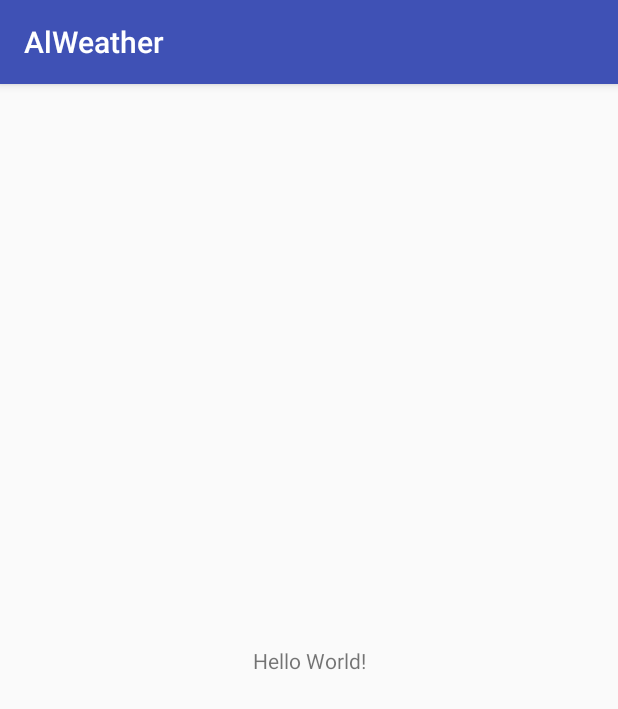
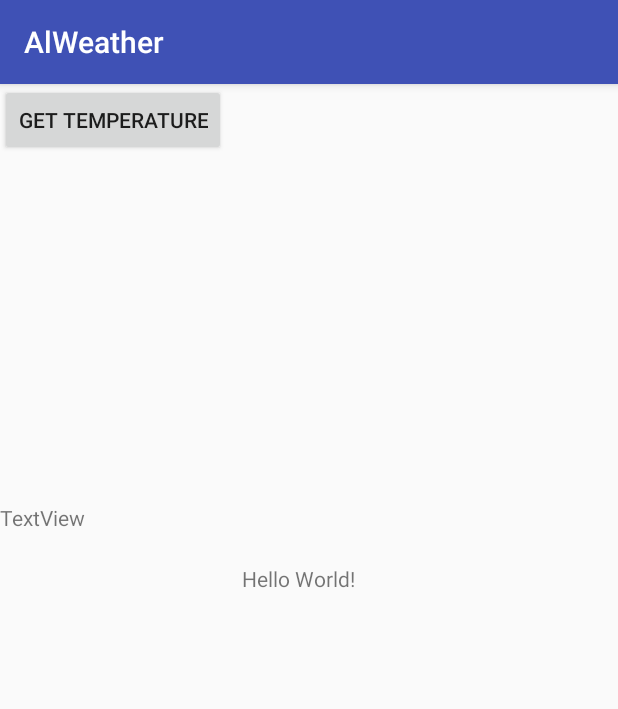
Before and after one commit to AleksanderBelov/ALWeather, an Android app: the screen it shows after launch (MainActivity), on a phone screen of 412 x 824 dp. Shown: the top 709 px of the screen. Run offline under Robolectric (Android 15) with nearby library versions, the phone set to English and light mode, and no system bars; libraries missing offline, so code that uses them is left out: com.orm; 2 statements that could not run were skipped.

Commit message:
first commit

```diff
--- a/app/src/main/java/com/alwh/alweather/UI/MainActivity.java
+++ b/app/src/main/java/com/alwh/alweather/UI/MainActivity.java
@@ -6,60 +6,40 @@ import android.content.ServiceConnection;
 import android.os.IBinder;
 import android.support.v7.app.AppCompatActivity;
 import android.os.Bundle;
-import android.util.Log;
+
+import android.view.View;
+import android.widget.TextView;
+
 import com.alwh.alweather.R;
-import com.alwh.alweather.Test;
-import com.alwh.alweather.service.AlWeatherService;
+
+import com.alwh.alweather.model.ControlService;
 
 public class MainActivity extends AppCompatActivity {
 
     final String TAG = "AlWeather/MActivity: ";
 
-    boolean bound = false;
-    ServiceConnection sConn;
-    Intent intent;
-    AlWeatherService alWeatherService;
-    long interval;
+
+    TextView city;
+    TextView temperature;
+    ControlService controlService;
+
+
 
     @Override
     protected void onCreate(Bundle savedInstanceState) {
         super.onCreate(savedInstanceState);
         setContentView(R.layout.activity_main);
 
-        intent = new Intent(this, AlWeatherService.class);
+        city = (TextView) findViewById(R.id.textViewA);
+        temperature = (TextView) findViewById(R.id.textViewB);
 
-        sConn = new ServiceConnection() {
+        controlService = new ControlService(this);
+        controlService.BindAlWeatherService();
+    }
 
-            public void onServiceConnected(ComponentName name, IBinder binder) {
-                Log.d(TAG, "onServiceConnected");
-                alWeatherService = ((AlWeatherService.MyBinder) binder).getService();
-                bound = true;
-            }
+    public void onClickgetTemperature(View v) {
 
-            public void onServiceDisconnected(ComponentName name) {
-                Log.d(TAG, "onServiceDsconnected");
-                bound = false;
-            }
-        };
-
-
-
-
-
-
-
-     //   Test test = new Test();
-     //   test.getCurrentWeather();
-
-
-
-
-    }
-    @Override
-    protected void onStart() {
-        Log.d(TAG, "onStart");
-        super.onStart();
-        bindService(intent, sConn, 0);
-        startService(intent);
+        city.setText(controlService.getWeather().getCityName());
+        temperature.setText("" + controlService.getWeather().getTemperature());
     }
 }
--- a/app/src/main/java/com/alwh/alweather/helpers/AppRoot.java
+++ b/app/src/main/java/com/alwh/alweather/helpers/AppRoot.java
@@ -5,7 +5,15 @@ import android.app.Application;
 import retrofit2.Retrofit;
 import retrofit2.converter.gson.GsonConverterFactory;
 
+import android.content.ComponentName;
 import android.content.Context;
+import android.content.Intent;
+import android.content.ServiceConnection;
+import android.os.IBinder;
+import android.util.Log;
+
+import com.alwh.alweather.database.SQLiteWeatherData;
+import com.alwh.alweather.service.AlWeatherService;
 import com.orm.SugarApp;
 import com.orm.SugarContext;
 
@@ -21,6 +29,12 @@ public class AppRoot extends Application {
     public static String API_KEY = "dda74e030c23ee9017cf9a8f897f19cf";
     private static OpenweathermapAPI openweathermapAPI;
 
+    final String TAG = "AlWeather/appRoot: ";
+    Intent intent;
+    boolean bound = false;
+    ServiceConnection sConn;
+    AlWeatherService alWeatherService;
+
     private Retrofit retrofit;
 
 
@@ -34,6 +48,27 @@ public class AppRoot extends Application {
                 .addConverterFactory(GsonConverterFactory.create())
                 .build();
         openweathermapAPI = retrofit.create(OpenweathermapAPI.class);
+
+        intent = new Intent(this, AlWeatherService.class);
+        startService(intent);
+
+   /*     sConn = new ServiceConnection() {
+            public void onServiceConnected(ComponentName name, IBinder binder) {
+                Log.d(TAG, "onServiceConnected");
+                alWeatherService = ((AlWeatherService.MyBinder) binder).getService();
+                bound = true;
+            }
+
+            public void onServiceDisconnected(ComponentName name) {
+                Log.d(TAG, "onServiceDsconnected");
+                bound = false;
+            }
+        };
+        bindService(intent, sConn, 0);
+ */   }
+
+    public AlWeatherService getService(){
+        return alWeatherService;
     }
 
     public static OpenweathermapAPI getApi() {
--- /dev/null
+++ b/app/src/main/java/com/alwh/alweather/model/ControlService.java
@@ -0,0 +1,59 @@
+package com.alwh.alweather.model;
+
+import android.content.ComponentName;
+import android.content.Context;
+import android.content.Intent;
+import android.content.ServiceConnection;
+import android.os.IBinder;
+import android.util.Log;
+
+import com.alwh.alweather.UI.MainActivity;
+import com.alwh.alweather.database.SQLiteWeatherData;
+import com.alwh.alweather.service.AlWeatherService;
+
+/**
+ * Created by Admin on 09.05.2017.
+ */
+
+public class ControlService {
+
+    final String TAG = "AlWeather/Control ";
+
+    boolean bound = false;
+    ServiceConnection sConn;
+    Intent intent;
+    AlWeatherService alWeatherService;
+    long interval;
+    Context context;
+
+    public ControlService(Context context) {
+        this.context = context;
+    }
+
+    public void BindAlWeatherService() {
+        intent = new Intent(this.context, AlWeatherService.class);
+
+        sConn = new ServiceConnection() {
+
+            public void onServiceConnected(ComponentName name, IBinder binder) {
+                Log.d(TAG, "onServiceConnected");
+                alWeatherService = ((AlWeatherService.MyBinder) binder).getService();
+                bound = true;
+            }
+
+            public void onServiceDisconnected(ComponentName name) {
+                Log.d(TAG, "onServiceDsconnected");
+                bound = false;
+            }
+        };
+
+        context.bindService(this.intent, sConn, 0);
+
+    }
+
+    public SQLiteWeatherData getWeather() {
+        Log.d(TAG, "bind service + alService");
+        return alWeatherService.ReadWeatherFromSQLite();
+    //    return alWeatherService.ReadActyalWeatherFromSQLite();
+    }
+}
--- a/app/src/main/java/com/alwh/alweather/Test.java
+++ b/app/src/main/java/com/alwh/alweather/model/Test.java
@@ -1,4 +1,4 @@
-package com.alwh.alweather;
+package com.alwh.alweather.model;
 
 import android.util.Log;
 
--- a/app/src/main/res/layout/activity_main.xml
+++ b/app/src/main/res/layout/activity_main.xml
@@ -7,12 +7,33 @@
     tools:context="com.alwh.alweather.UI.MainActivity">
 
     <TextView
+        android:id="@+id/textViewA"
         android:layout_width="wrap_content"
         android:layout_height="wrap_content"
         android:text="Hello World!"
         app:layout_constraintBottom_toBottomOf="parent"
         app:layout_constraintLeft_toLeftOf="parent"
         app:layout_constraintRight_toRightOf="parent"
-        app:layout_constraintTop_toTopOf="parent" />
+        app:layout_constraintTop_toTopOf="parent"
+        app:layout_constraintHorizontal_bias="0.48"
+        app:layout_constraintVertical_bias="0.427" />
+
+    <Button
+        android:id="@+id/button"
+        android:layout_width="wrap_content"
+        android:layout_height="wrap_content"
+        android:text="Get temperature"
+        android:onClick="onClickgetTemperature"
+        tools:layout_editor_absoluteX="148dp"
+        tools:layout_editor_absoluteY="318dp" />
+
+    <TextView
+        android:id="@+id/textViewB"
+        android:layout_width="wrap_content"
+        android:layout_height="wrap_content"
+        android:text="TextView"
+        app:layout_constraintTop_toTopOf="parent"
+        tools:layout_editor_absoluteX="163dp"
+        android:layout_marginTop="279dp" />
 
 </android.support.constraint.ConstraintLayout>
```
Also changed, not shown: app/src/main/java/com/alwh/alweather/service/AlWeatherService.java (+23 -9 lines), app/src/main/java/com/alwh/alweather/service/LoadDate.java (+28 -5 lines), app/src/main/java/com/alwh/alweather/service/PutData.java (added, +15 -0 lines).
